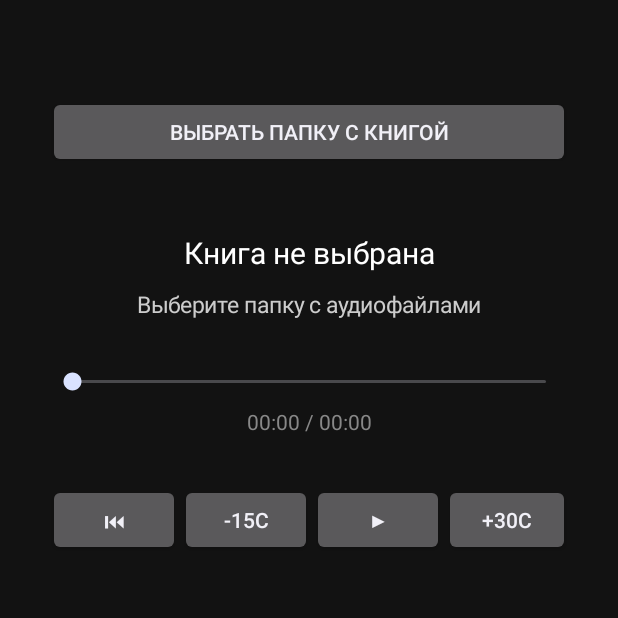
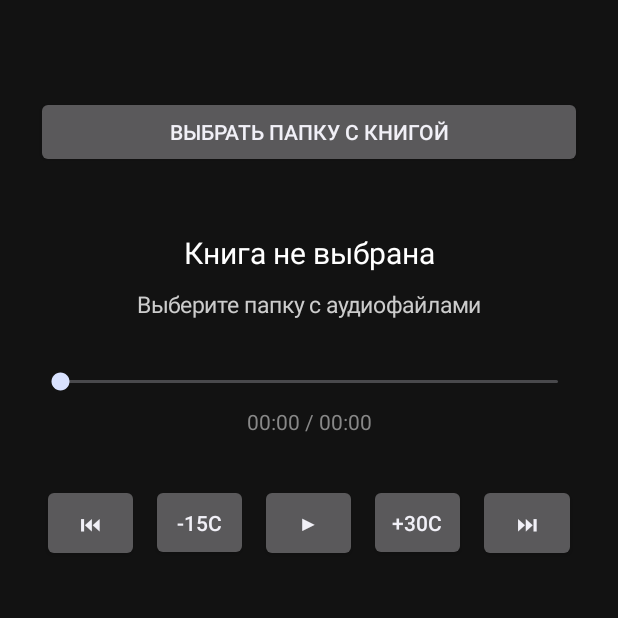
Before and after one commit to ciffaa/player, an Android app: the screen it shows after launch (MainActivity), on a phone screen of 412 x 824 dp, the top half of it. Run offline under Robolectric (Android 15) with nearby library versions, the phone set to English and light mode, and no system bars; 3 statements that could not run were skipped.

Commit message:
Update MainActivity.kt

```diff
--- a/app/src/main/java/com/audiobook/player/MainActivity.kt
+++ b/app/src/main/java/com/audiobook/player/MainActivity.kt
@@ -63,7 +63,7 @@ class MainActivity : Activity() {
         val root = LinearLayout(this).apply {
             orientation = LinearLayout.VERTICAL
             setBackgroundColor(Color.parseColor("#121212"))
-            setPadding(48, 96, 48, 48)
+            setPadding(36, 96, 36, 48)
             gravity = Gravity.CENTER_HORIZONTAL
         }
 
@@ -121,37 +121,41 @@ class MainActivity : Activity() {
         val controlsRow = LinearLayout(this).apply {
             orientation = LinearLayout.HORIZONTAL
             gravity = Gravity.CENTER
+            weightSum = 5f
         }
 
-        val prevBtn = Button(this).apply {
-            text = "⏮"
-            setOnClickListener { controller?.seekToPreviousMediaItem() }
+        fun makeControlButton(label: String, onClick: () -> Unit): Button {
+            return Button(this).apply {
+                text = label
+                textSize = 14f
+                minWidth = 0
+                minimumWidth = 0
+                setPadding(4, 24, 4, 24)
+                setOnClickListener { onClick() }
+                layoutParams = LinearLayout.LayoutParams(
+                    0,
+                    LinearLayout.LayoutParams.WRAP_CONTENT,
+                    1f
+                ).apply {
+                    setMargins(6, 0, 6, 0)
                 }
-        val back15Btn = Button(this).apply {
-            text = "-15с"
-            setOnClickListener {
+            }
+        }
+
+        val prevBtn = makeControlButton("⏮") { controller?.seekToPreviousMediaItem() }
+        val back15Btn = makeControlButton("-15с") {
             controller?.let { it.seekTo((it.currentPosition - 15_000).coerceAtLeast(0)) }
         }
-        }
-        playPauseBtn = Button(this).apply {
-            text = "▶"
-            setOnClickListener {
+        playPauseBtn = makeControlButton("▶") {
             controller?.let { if (it.isPlaying) it.pause() else it.play() }
         }
-        }
-        val fwd30Btn = Button(this).apply {
-            text = "+30с"
-            setOnClickListener {
+        val fwd30Btn = makeControlButton("+30с") {
             controller?.let {
                 val target = (it.currentPosition + 30_000).coerceAtMost(it.duration.coerceAtLeast(0))
                 it.seekTo(target)
             }
         }
-        }
-        val nextBtn = Button(this).apply {
-            text = "⏭"
-            setOnClickListener { controller?.seekToNextMediaItem() }
-        }
+        val nextBtn = makeControlButton("⏭") { controller?.seekToNextMediaItem() }
 
         controlsRow.addView(prevBtn)
         controlsRow.addView(back15Btn)
@@ -159,7 +163,10 @@ class MainActivity : Activity() {
         controlsRow.addView(fwd30Btn)
         controlsRow.addView(nextBtn)
 
-        root.addView(pickFolderBtn)
+        root.addView(pickFolderBtn, LinearLayout.LayoutParams(
+            LinearLayout.LayoutParams.MATCH_PARENT,
+            LinearLayout.LayoutParams.WRAP_CONTENT
+        ))
         root.addView(bookTitleView)
         root.addView(chapterTitleView)
         root.addView(seekBar, LinearLayout.LayoutParams(
@@ -167,7 +174,10 @@ class MainActivity : Activity() {
             LinearLayout.LayoutParams.WRAP_CONTENT
         ))
         root.addView(timeView)
-        root.addView(controlsRow)
+        root.addView(controlsRow, LinearLayout.LayoutParams(
+            LinearLayout.LayoutParams.MATCH_PARENT,
+            LinearLayout.LayoutParams.WRAP_CONTENT
+        ))
 
         setContentView(root)
     }
@@ -222,17 +232,28 @@ class MainActivity : Activity() {
         loadFolder(Uri.parse(uriStr), index, pos, autoPlay = false)
     }
 
+    private fun collectAudioFiles(dir: DocumentFile, audioExt: List<String>, out: MutableList<DocumentFile>) {
+        val entries = dir.listFiles().sortedBy { it.name?.lowercase() }
+        for (entry in entries) {
+            if (entry.isDirectory) {
+                collectAudioFiles(entry, audioExt, out)
+            } else if (entry.isFile) {
+                val name = entry.name?.lowercase() ?: ""
+                if (audioExt.any { name.endsWith(it) }) {
+                    out.add(entry)
+                }
+            }
+        }
+    }
+
     private fun loadFolder(treeUri: Uri, startIndex: Int, startPos: Long, autoPlay: Boolean) {
         val dir = DocumentFile.fromTreeUri(this, treeUri) ?: return
         val bookName = dir.name ?: "Аудиокнига"
-        val audioExt = listOf(".mp3", ".m4b", ".m4a", ".ogg", ".wav", ".flac", ".aac")
+        bookTitleView.text = bookName
+        val audioExt = listOf(".mp3", ".m4b", ".m4a", ".ogg", ".opus", ".wav", ".flac", ".aac", ".wma")
 
-        val files = dir.listFiles()
-            .filter { file ->
-                val name = file.name?.lowercase() ?: ""
-                file.isFile && audioExt.any { name.endsWith(it) }
-            }
-            .sortedBy { it.name?.lowercase() }
+        val files = mutableListOf<DocumentFile>()
+        collectAudioFiles(dir, audioExt, files)
 
         if (files.isEmpty()) {
             chapterTitleView.text = "В этой папке нет аудиофайлов"
```
Lines whose indentation alone changed are shown as unchanged.
